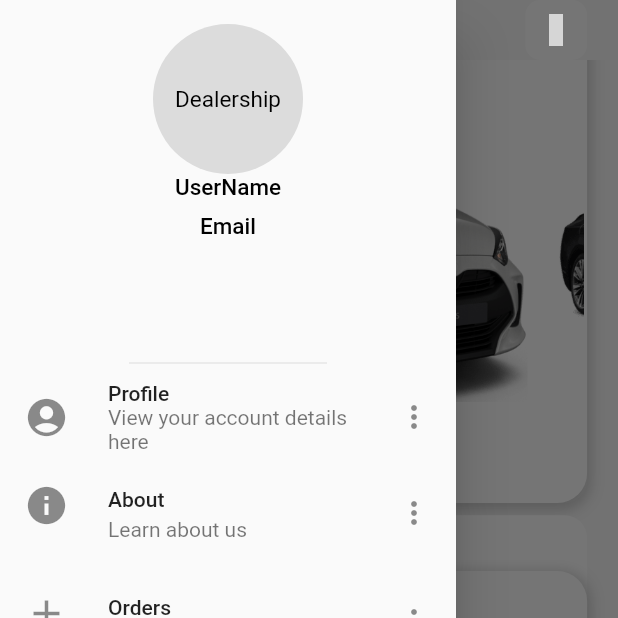
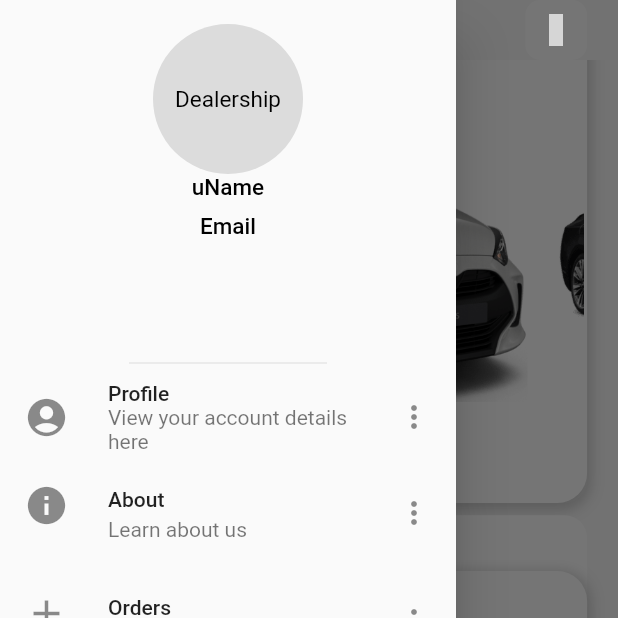
Before and after one commit to cr34t1ve/the_dealership, a Flutter app: the homepage screen opened by its route, scrolled down 102 dp, after a tap on the "menu" icon, on a phone screen of 412 x 824 dp, the top half of it. Run offline on Flutter 3.47's test engine with Material 2 defaults, Android fonts, the phone set to English and light mode, and no system bars; drawn by our look-alikes of carousel_slider; our stand-ins replace cloud_firestore, firebase_auth, firebase_core, firebase_database, fluttertoast, google_fonts and 4 more; accounts and stored records are empty; grey boxes are pictures that could not be loaded.

```diff
--- a/lib/Pages/homepage.dart
+++ b/lib/Pages/homepage.dart
@@ -13,11 +13,14 @@ import 'package:the_dealership/Pages/addvehicle.dart';
 import 'package:the_dealership/Pages/fleet.dart';
 import 'package:the_dealership/Pages/login.dart';
 import 'package:the_dealership/Pages/rentals.dart';
+import 'package:the_dealership/allUsers.dart';
 import 'package:the_dealership/widgets/bottom_nav_bar.dart';
 import 'package:carousel_slider/carousel_slider.dart';
 import 'package:the_dealership/widgets/homePage/fleets.dart';
 import 'package:the_dealership/widgets/homePage/most_rented.dart';
 import 'package:unicons/unicons.dart';
+
+import '../configMaps.dart';
 
 
 class homepage extends StatefulWidget {
@@ -38,6 +41,8 @@ class _homepageState extends State<homepage>with TickerProviderStateMixin  {
   late AnimationController loadingController;
   User ?firebaseUser;
   User? currentfirebaseUser;
+  String uName = "";
+  String uPhone = "";
 
 
   @override
@@ -47,7 +52,10 @@ class _homepageState extends State<homepage>with TickerProviderStateMixin  {
       duration: const Duration(seconds: 10),
     )..addListener(() { setState(() {}); });
 
+    uName.toString();
+
     super.initState();
+    getCurrentOnlineUserInfo(context);
   }
 
 
@@ -55,9 +63,9 @@ class _homepageState extends State<homepage>with TickerProviderStateMixin  {
 
 
 
-
   @override
   Widget build(BuildContext context) {
+
     final List<String> imageListfleet = [
       "assets/images/yaris.png",
       "assets/images/Lincoln.png",
@@ -80,6 +88,8 @@ class _homepageState extends State<homepage>with TickerProviderStateMixin  {
       //'https://images.unsplash.com/photo-1519985176271-adb1088fa94c?ixlib=rb-0.3.5&ixid=eyJhcHBfaWQiOjEyMDd9&s=a0c8d632e977f94e5d312d9893258f59&auto=format&fit=crop&w=1355&q=80'
     ];
 
+
+
     Size size = MediaQuery.of(context).size; //check the size of device
     var brightness = MediaQuery.of(context).platformBrightness;
     bool isDarkMode = brightness ==
@@ -99,7 +109,7 @@ class _homepageState extends State<homepage>with TickerProviderStateMixin  {
                     child: DrawerHeader(
                       child: Container(
                         height: 500,
-                        child: Column(children: const [
+                        child: Column(children:  [
                           CircleAvatar(
                             backgroundColor: Colors.black12,
                             radius: 50,
@@ -112,7 +122,7 @@ class _homepageState extends State<homepage>with TickerProviderStateMixin  {
                             //Text
                           ),
                           Text(
-                            'UserName',
+                            "uName",
                             style: TextStyle(fontSize: 15, color: Colors.black),
                           ),
                           Padding(
--- a/lib/allUsers.dart
+++ b/lib/allUsers.dart
@@ -1,9 +1,10 @@
 import 'package:firebase_auth/firebase_auth.dart';
 import 'package:firebase_database/firebase_database.dart';
+import 'package:flutter/material.dart';
 
 import 'configMaps.dart';
 
- Future<void> getCurrentOnlineUserInfo() async {
+ Future<void> getCurrentOnlineUserInfo(BuildContext context) async {
    firebaseUser = await FirebaseAuth.instance.currentUser!;
    String userId = firebaseUser!.uid;
    DatabaseReference userRef = FirebaseDatabase.instance.reference().child(
@@ -11,13 +12,21 @@ import 'configMaps.dart';
 
    final snapshot = await userRef.get(); // you
    if (snapshot.value != null) {
-     userCurrentInfo = Clients.fromSnapshot(snapshot) as User?;
+     userCurrentInfo = Clients.fromSnapshot(snapshot);
    }
+
+
  }
 
 
+User? firebaseUser;
+
+
+User? currentfirebaseUser;
+
+
 class Clients {
-  String ?key;
+  String?key;
   String? id;
   String? email;
   String? name;
@@ -36,7 +45,7 @@ class Clients {
   Clients.fromSnapshot(DataSnapshot dataSnapShot) {
     id = dataSnapShot.key!;
     var data = dataSnapShot.value as Map?;
-    name = data?["client_name"];
+    name = data?["name"];
     // client_name = dataSnapShot.value["client_name"];
     // client_phone = dataSnapShot.value["client_phone"];
     // created_at = dataSnapShot.value[" created_a"];
@@ -47,6 +56,9 @@ class Clients {
     // pickup_address=dataSnapShot.value["pickup_address"];
     // ride_type=dataSnapShot.value["ride_type"];
   }
+  Clients? _userInfo;
+
+  Clients? get userInfo => _userInfo;
 
 
 }
--- a/lib/configMaps.dart
+++ b/lib/configMaps.dart
@@ -5,7 +5,7 @@ import 'allUsers.dart';
 String mapKey ="AIzaSyAoWcS8ouThAVE4whiZVTRwanEqq8nSMT8";
 
 
-User? firebaseUser;
-User? userCurrentInfo;
+Clients? firebaseUser;
+Clients? userCurrentInfo;
 
-User? currentfirebaseUser;
+Clients? currentfirebaseUser;
--- a/pubspec.yaml
+++ b/pubspec.yaml
@@ -41,6 +41,8 @@ dependencies:
   carousel_slider: ^4.0.0
   fluttertoast:
   firebase_database:
+
+
   image_picker:
 
   # The following adds the Cupertino Icons font to your application.
```
